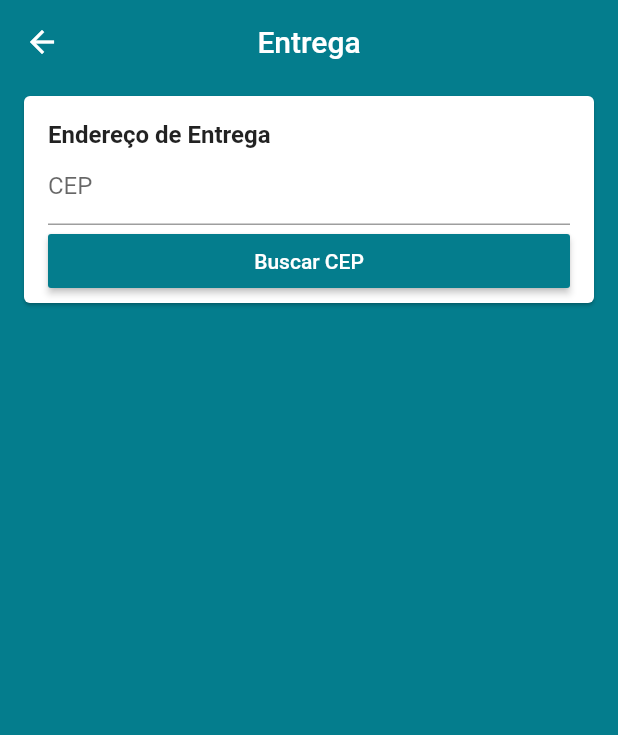
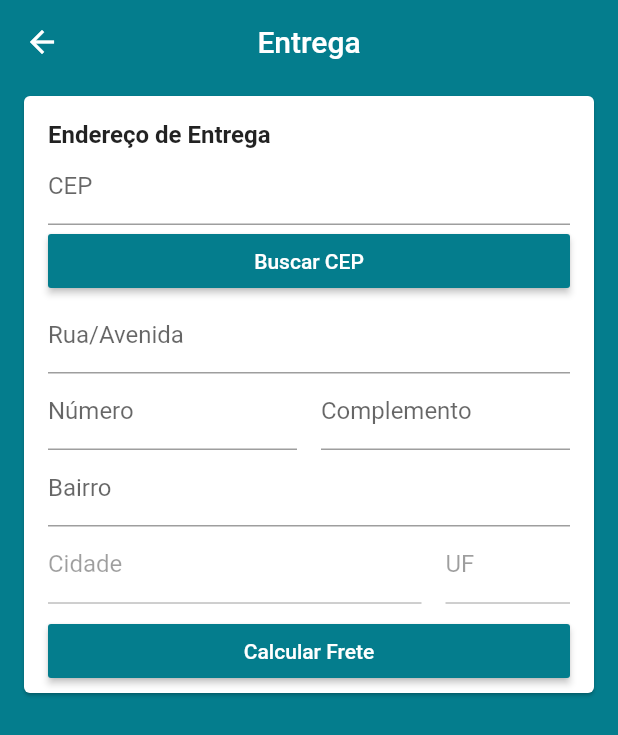
Before and after one commit to felipebufelli/e_commerce_model, a Flutter app: the AddressScreen screen opened by its route, on a phone screen of 412 x 824 dp. Shown: the top 735 px of the screen. Run offline on Flutter 3.47's test engine with Material 2 defaults, Android fonts, the phone set to English and light mode, and no system bars; our stand-ins replace brasil_fields, carousel_pro, cloud_firestore, dio, firebase_auth, firebase_storage and 4 more; missing offline and left inert: alphabet_list_scroll_view; accounts and stored records are empty.

```diff
--- a/lib/common/custom_icon_button.dart
+++ b/lib/common/custom_icon_button.dart
@@ -5,11 +5,13 @@ class CustomIconButton extends StatelessWidget {
     @required this.iconData,
     @required this.color,
     @required this.onTap,
+    this.size,
   });
 
   final IconData iconData;
   final Color color;
   final VoidCallback onTap;
+  final double size;
 
   @override
   Widget build(BuildContext context) {
@@ -23,6 +25,7 @@ class CustomIconButton extends StatelessWidget {
             padding: const EdgeInsets.all(5),
             child: Icon(
               iconData,
+              size: size ?? 24,
               color: onTap != null ? color : Colors.grey[400]
             ),
           ),
--- a/lib/screens/address/components/address_card.dart
+++ b/lib/screens/address/components/address_card.dart
@@ -27,9 +27,8 @@ class AddressCard extends StatelessWidget {
                       fontSize: 16,
                     ),
                   ),
-                  CepInputField(),
-                  // ignore: prefer_if_elements_to_conditional_expressions
-                  address.zipCode != null ? AddressInputField(address) : Container(),
+                  CepInputField(address),
+                  AddressInputField(address)
                 ],
               ),
             );
--- a/lib/screens/address/components/address_input_field.dart
+++ b/lib/screens/address/components/address_input_field.dart
@@ -1,7 +1,9 @@
 import 'package:e_commerce_model/common/custom_colors.dart';
 import 'package:e_commerce_model/models/address.dart';
+import 'package:e_commerce_model/models/cart_manager.dart';
 import 'package:flutter/material.dart';
 import 'package:flutter/services.dart';
+import 'package:provider/provider.dart';
 
 class AddressInputField extends StatelessWidget {
   const AddressInputField(this.address);
@@ -14,7 +16,8 @@ class AddressInputField extends StatelessWidget {
       return text.isEmpty ? 'Campo obrigatório' : null;
     }
 
-    return Column(
+    if (address.zipCode == null) {
+      return Column(
       crossAxisAlignment: CrossAxisAlignment.stretch,
       children: <Widget>[
         TextFormField(
@@ -110,7 +113,12 @@ class AddressInputField extends StatelessWidget {
         ),
         const SizedBox(height: 8,),
         RaisedButton(
-          onPressed: (){},
+          onPressed: (){
+            if(Form.of(context).validate()) {
+              Form.of(context).save();
+              context.read<CartManager>().setAddress(address);
+            }
+          },
           color: CustomColors.primaryColor,
           disabledColor: CustomColors.primaryColor.withAlpha(100),
           textColor: Colors.white,
@@ -118,5 +126,8 @@ class AddressInputField extends StatelessWidget {
         )
       ],
     );
+    } else {
+      return Container();
+    }
   }
 }
--- a/lib/screens/address/components/cep_input_field.dart
+++ b/lib/screens/address/components/cep_input_field.dart
@@ -1,36 +1,38 @@
 import 'package:brasil_fields/brasil_fields.dart';
 import 'package:e_commerce_model/common/custom_colors.dart';
+import 'package:e_commerce_model/common/custom_icon_button.dart';
+import 'package:e_commerce_model/models/address.dart';
 import 'package:e_commerce_model/models/cart_manager.dart';
 import 'package:flutter/material.dart';
 import 'package:flutter/services.dart';
 import 'package:provider/provider.dart';
 
+class CepInputField extends StatelessWidget {
+  CepInputField(this.address);
 
-class CepInputField extends StatelessWidget {
+  final Address address;
 
   final TextEditingController cepController = TextEditingController();
 
   @override
   Widget build(BuildContext context) {
+    if (address.zipCode == null) {
       return Column(
         crossAxisAlignment: CrossAxisAlignment.stretch,
         children: <Widget>[
           TextFormField(
             controller: cepController,
             decoration: const InputDecoration(
-            isDense: true,
-            labelText: 'CEP',
-            hintText: '12.345-678'
-          ),
+                isDense: true, labelText: 'CEP', hintText: '12.345-678'),
             keyboardType: TextInputType.number,
             inputFormatters: [
               WhitelistingTextInputFormatter.digitsOnly,
               CepInputFormatter(),
             ],
             validator: (cep) {
-            if(cep.isEmpty) {
+              if (cep.isEmpty) {
                 return 'Campo obrigatório';
-            } else if(cep.length != 10){
+              } else if (cep.length != 10) {
                 return 'CEP Inválido';
               } else {
                 return null;
@@ -38,8 +40,8 @@ class CepInputField extends StatelessWidget {
             },
           ),
           RaisedButton(
-          onPressed: (){
-            if(Form.of(context).validate()) {
+            onPressed: () {
+              if (Form.of(context).validate()) {
                 context.read<CartManager>().getAddress(cepController.text);
               }
             },
@@ -50,5 +52,31 @@ class CepInputField extends StatelessWidget {
           ),
         ],
       );
+    } else {
+      return Padding(
+        padding: const EdgeInsets.symmetric(vertical: 4),
+        child: Row(
+          children: <Widget>[
+            Expanded(
+              child: Text(
+                'CEP: ${address.zipCode}',
+                style: TextStyle(
+                  color: CustomColors.primaryColor,
+                  fontWeight: FontWeight.w600,
+                ),
+              ),
+            ),
+            CustomIconButton(
+              iconData: Icons.edit,
+              size: 20,
+              color: CustomColors.primaryColor,
+              onTap: () {
+                context.read<CartManager>().removeAddress();
+              }
+            )
+          ],
+        ),
+      );
     }
   }
+}
--- a/lib/services/cepaberto_service.dart
+++ b/lib/services/cepaberto_service.dart
@@ -23,7 +23,8 @@ class CepAbertoService {
       final CepAbertoAddress adress = CepAbertoAddress.fromJson(response.data);
 
       return adress;
-    } on DioError catch (e) {
+    } on DioError {
+      //! TRATAR ERRO
       return Future.error('Erro ao buscar CEP');
     }
 
--- a/pubspec.yaml
+++ b/pubspec.yaml
@@ -37,6 +37,7 @@ dependencies:
   uuid: ^2.0.4
   dio: ^3.0.9
   brasil_fields: ^0.1.0
+  geolocator: ^5.3.1
 
 dev_dependencies:
   flutter_test:
```
Also changed, not shown: lib/models/cart_manager.dart (+34 -0 lines), pubspec.lock, 3 other files. Lines whose indentation alone changed are shown as unchanged.
